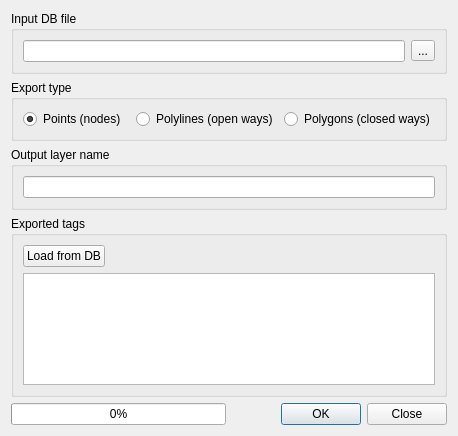
The window that src/ui/qgsosmexportdialog.ui (qgis/QGIS) describes before a commit, drawn with Qt 5.
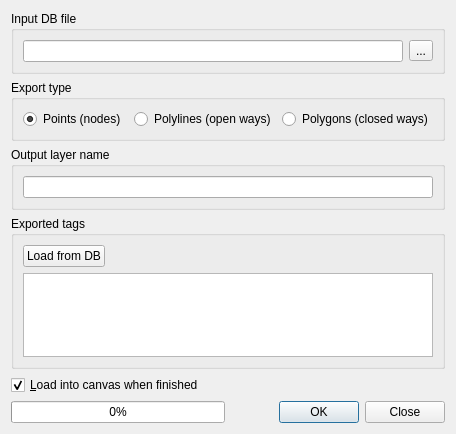
The same window after the commit.

Commit message: Added option to load newly exported OpenStreetMap layer to canvas

What changed in the file:
```diff
--- a/src/ui/qgsosmexportdialog.ui
+++ b/src/ui/qgsosmexportdialog.ui
@@ -6,8 +6,8 @@
    <rect>
     <x>0</x>
     <y>0</y>
-    <width>458</width>
-    <height>436</height>
+    <width>456</width>
+    <height>434</height>
    </rect>
   </property>
   <property name="windowTitle">
@@ -118,6 +118,16 @@
      </layout>
     </widget>
    </item>
+   <item>
+    <widget class="QCheckBox" name="chkLoadWhenFinished">
+     <property name="text">
+      <string>&amp;Load into canvas when finished</string>
+     </property>
+     <property name="checked">
+      <bool>true</bool>
+     </property>
+    </widget>
+   </item>
    <item>
     <layout class="QHBoxLayout" name="horizontalLayout_4">
      <item>
```
Left out of the diff: 1 changed line with no effect on the pictures. The commit also changes 1 other file.
